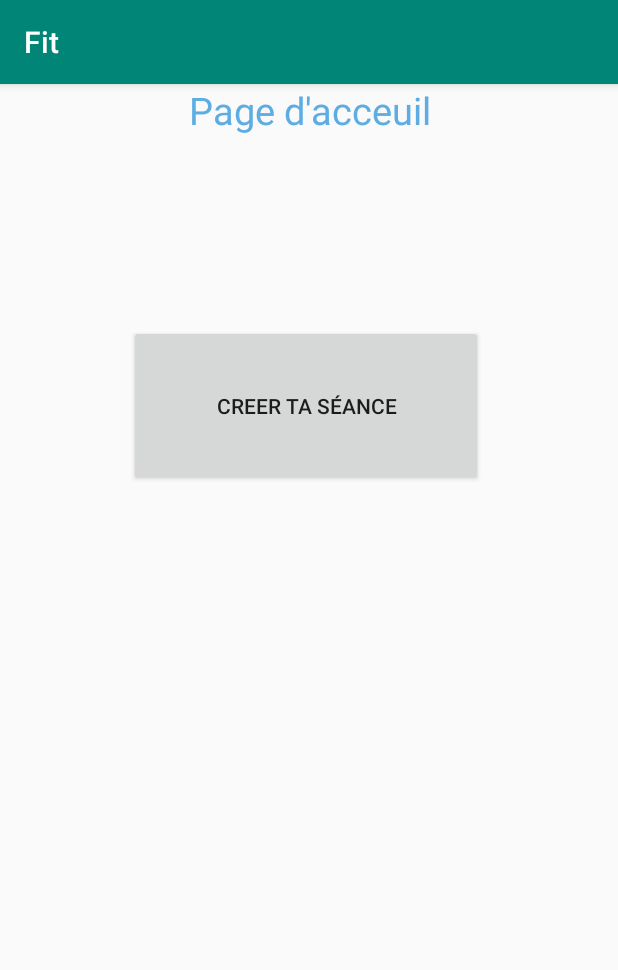
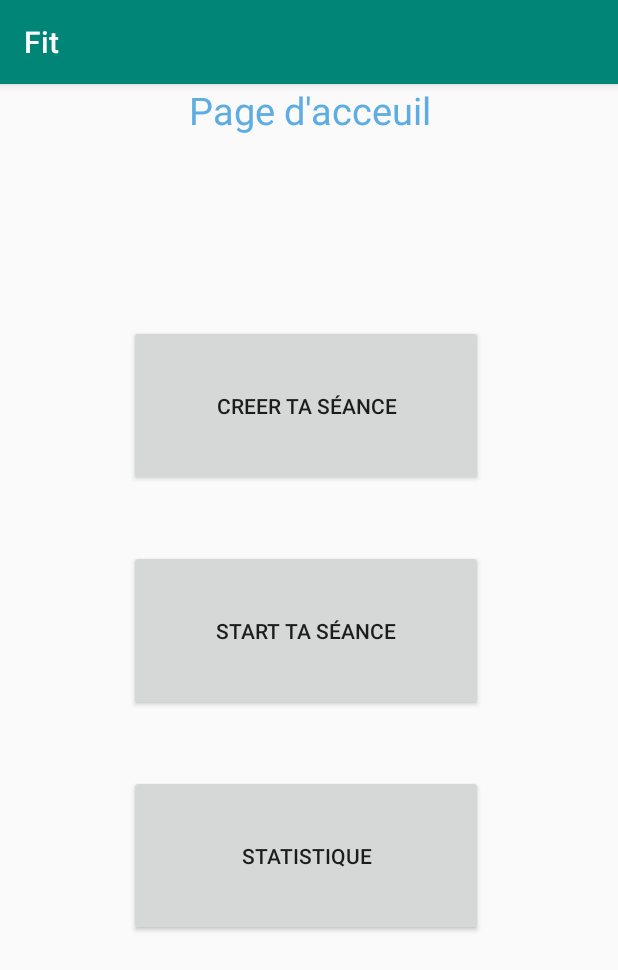
Before and after one commit to Matthieu-arnd/App_sport, an Android app: the screen it shows after launch (MainActivity), on a phone screen of 412 x 824 dp. Shown: the top 970 px of the screen. Run offline under Robolectric (Android 15) with nearby library versions, the phone set to English and light mode, and no system bars.

Commit message:
ajout page creation séance

```diff
--- a/build.gradle
+++ b/build.gradle
@@ -23,6 +23,8 @@ dependencies {
     implementation fileTree(dir: 'libs', include: ['*.jar'])
     implementation 'androidx.appcompat:appcompat:1.0.0-beta01'
     implementation 'androidx.constraintlayout:constraintlayout:1.1.3'
+    implementation 'com.android.support:appcompat-v7:33.+'
+    implementation 'com.android.support.constraint:constraint-layout:2.0.4'
     testImplementation 'junit:junit:4.12'
     androidTestImplementation 'androidx.test:runner:1.1.0-alpha4'
     androidTestImplementation 'androidx.test.espresso:espresso-core:3.1.0-alpha4'
--- a/src/main/java/com/example/fit/MainActivity.java
+++ b/src/main/java/com/example/fit/MainActivity.java
@@ -2,7 +2,10 @@ package com.example.fit;
 
 import androidx.appcompat.app.AppCompatActivity;
 
+import android.content.Intent;
 import android.os.Bundle;
+import android.view.View;
+import android.widget.Button;
 
 public class MainActivity extends AppCompatActivity {
 
@@ -10,5 +13,28 @@ public class MainActivity extends AppCompatActivity {
     protected void onCreate(Bundle savedInstanceState) {
         super.onCreate(savedInstanceState);
         setContentView(R.layout.activity_main);
+        Button button1 = (Button) findViewById(R.id.creation);
+        button1.setOnClickListener(new View.OnClickListener() {
+            @Override
+            public void onClick(View view) {
+                Intent intent = new Intent(view.getContext(), Creationprog.class);
+                view.getContext().startActivity(intent);}
+        });
+
+        Button button2 = (Button) findViewById(R.id.seance);
+        button2.setOnClickListener(new View.OnClickListener() {
+            @Override
+            public void onClick(View view) {
+                Intent intent1 = new Intent(view.getContext(), seance.class);
+                view.getContext().startActivity(intent1);}
+        });
+
+        Button button3 = (Button) findViewById(R.id.statistique);
+        button3.setOnClickListener(new View.OnClickListener() {
+            @Override
+            public void onClick(View view) {
+                Intent intent2 = new Intent(view.getContext(), statistique.class);
+                view.getContext().startActivity(intent2);}
+        });
     }
 }
--- a/src/main/res/layout/activity_main.xml
+++ b/src/main/res/layout/activity_main.xml
@@ -34,8 +34,34 @@
         android:layout_marginRight="90dp"
         android:layout_marginBottom="500dp"
         android:gravity="center"
-        android:onClick="onClickHandler"
+        android:onClick="creation"
         android:text="Creer ta séance"
 
         />
+    <Button
+        android:id="@+id/seance"
+        android:layout_width="236dp"
+        android:layout_height="107dp"
+        android:layout_alignParentRight="True"
+        android:layout_alignParentBottom="True"
+        android:layout_marginRight="90dp"
+        android:layout_marginBottom="350dp"
+        android:gravity="center"
+        android:onClick="seance"
+        android:text="Start ta séance"
+
+        />
+    <Button
+        android:id="@+id/statistique"
+        android:layout_width="236dp"
+        android:layout_height="107dp"
+        android:layout_alignParentRight="True"
+        android:layout_alignParentBottom="True"
+        android:layout_marginRight="90dp"
+        android:layout_marginBottom="200dp"
+        android:gravity="center"
+        android:onClick="Statistique"
+        android:text="Statistique"
+
+        />
 </RelativeLayout>
```
Also changed, not shown: src/main/AndroidManifest.xml (+6 -1 lines), src/main/java/com/example/fit/Creationprog.java (added, +16 -0 lines), src/main/java/com/example/fit/seance.java (added, +16 -0 lines), src/main/java/com/example/fit/statistique.java (added, +16 -0 lines), src/main/res/drawable/circle_background_btn.xml (added, +9 -0 lines), src/main/res/layout/activity_creationprog.xml (added, +53 -0 lines), src/main/res/layout/activity_seance.xml (added, +9 -0 lines), src/main/res/layout/activity_statistique.xml (added, +9 -0 lines), 1 other file.
